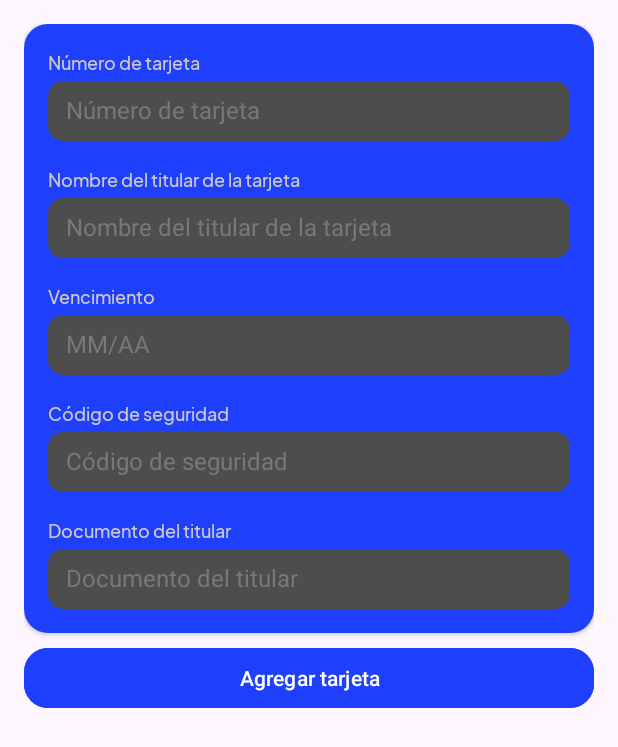
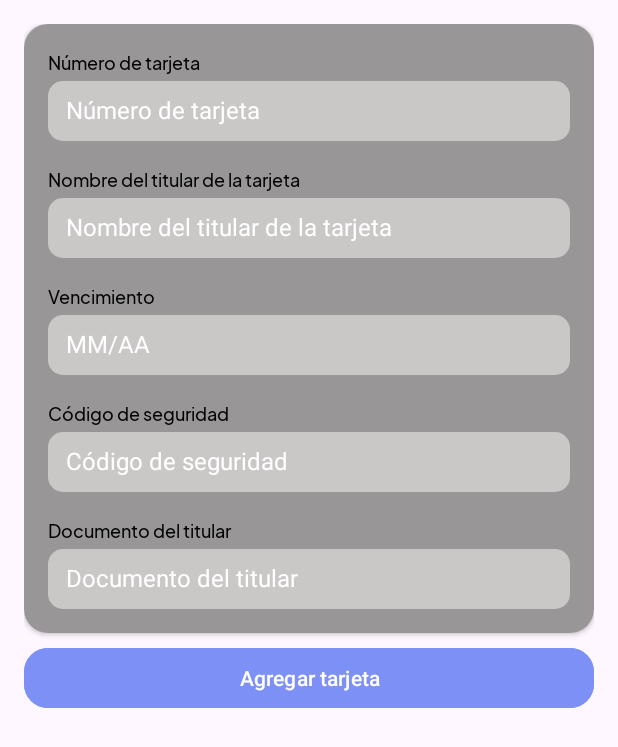
Before and after one commit to franco33333/EldarWallet, an Android app: the NewCardActivity screen opened directly, with no data from a screen before it, on a phone screen of 412 x 824 dp. Shown: the top 747 px of the screen. Run offline under Robolectric (Android 15) with nearby library versions, the phone set to English and light mode, and no system bars; pictures from the network do not load.

Commit message:
Colors changed

```diff
--- a/app/src/main/res/color/selector_button.xml
+++ b/app/src/main/res/color/selector_button.xml
@@ -1,5 +1,5 @@
 <?xml version="1.0" encoding="utf-8"?>
 <selector xmlns:android="http://schemas.android.com/apk/res/android">
-    <item android:color="@color/color_primary" android:state_enabled="true"/>
+    <item android:color="@color/color_secondary" android:state_enabled="true"/>
     <item android:color="@color/gray" android:state_enabled="false"/>
 </selector>
--- a/app/src/main/res/layout/activity_login.xml
+++ b/app/src/main/res/layout/activity_login.xml
@@ -22,7 +22,7 @@
         android:layout_height="40dp"
         style="@style/StyleButtonApp"
         android:layout_marginHorizontal="@dimen/margin_app"
-        android:backgroundTint="@color/edit_text"
+        android:backgroundTint="@color/gray"
         android:hint="@string/user_name"
         android:maxLength="20"
         android:textColorHint="@color/white"
@@ -38,7 +38,7 @@
         android:layout_height="40dp"
         style="@style/StyleButtonApp"
         android:layout_marginHorizontal="@dimen/margin_app"
-        android:backgroundTint="@color/edit_text"
+        android:backgroundTint="@color/gray"
         android:hint="@string/password"
         android:maxLength="20"
         android:textColorHint="@color/white"
@@ -55,7 +55,7 @@
         android:layout_height="50dp"
         style="@style/StyleButtonApp"
         android:layout_marginTop="54dp"
-        android:backgroundTint="@color/color_primary"
+        android:backgroundTint="@color/color_secondary"
         android:orientation="horizontal">
 
         <TextView
--- a/app/src/main/res/layout/activity_new_card.xml
+++ b/app/src/main/res/layout/activity_new_card.xml
@@ -17,14 +17,14 @@
             android:layout_width="match_parent"
             android:layout_height="wrap_content"
             android:padding="@dimen/margin_app"
-            android:background="@color/color_primary"
+            android:background="@color/gray"
             android:orientation="vertical">
 
             <TextView
                 android:layout_width="match_parent"
                 android:layout_height="wrap_content"
                 android:text="@string/card_number"
-                android:textColor="@color/edit_text_title"
+                android:textColor="@color/black"
                 android:textSize="12sp"
                 android:fontFamily="@font/plus_jakarta_sans_medium"/>
 
@@ -33,9 +33,9 @@
                 android:layout_width="match_parent"
                 android:layout_height="40dp"
                 style="@style/StyleButtonApp"
-                android:backgroundTint="@color/edit_text"
+                android:backgroundTint="@color/gray_light"
                 android:hint="@string/card_number"
-                android:textColorHint="@color/gray"
+                android:textColorHint="@color/white"
                 android:gravity="center_vertical"
                 android:paddingHorizontal="12dp"
                 android:textSize="16sp"
@@ -57,7 +57,7 @@
                 android:layout_width="match_parent"
                 android:layout_height="wrap_content"
                 android:text="@string/card_name"
-                android:textColor="@color/edit_text_title"
+                android:textColor="@color/black"
                 android:textSize="12sp"
                 android:layout_marginTop="@dimen/margin_app"
                 android:fontFamily="@font/plus_jakarta_sans_medium"/>
@@ -67,9 +67,9 @@
                 android:layout_width="match_parent"
                 android:layout_height="40dp"
                 style="@style/StyleButtonApp"
-                android:backgroundTint="@color/edit_text"
+                android:backgroundTint="@color/gray_light"
                 android:hint="@string/card_name"
-                android:textColorHint="@color/gray"
+                android:textColorHint="@color/white"
                 android:gravity="center_vertical"
                 android:paddingHorizontal="12dp"
                 android:textSize="16sp"
@@ -81,7 +81,7 @@
                 android:layout_width="match_parent"
                 android:layout_height="wrap_content"
                 android:text="@string/expiration_date"
-                android:textColor="@color/edit_text_title"
+                android:textColor="@color/black"
                 android:textSize="12sp"
                 android:layout_marginTop="@dimen/margin_app"
                 android:fontFamily="@font/plus_jakarta_sans_medium"/>
@@ -91,9 +91,9 @@
                 android:layout_width="match_parent"
                 android:layout_height="40dp"
                 style="@style/StyleButtonApp"
-                android:backgroundTint="@color/edit_text"
+                android:backgroundTint="@color/gray_light"
                 android:hint="@string/expiration_date_format"
-                android:textColorHint="@color/gray"
+                android:textColorHint="@color/white"
                 android:gravity="center_vertical"
                 android:paddingHorizontal="12dp"
                 android:textSize="16sp"
@@ -105,7 +105,7 @@
                 android:layout_width="match_parent"
                 android:layout_height="wrap_content"
                 android:text="@string/security_code"
-                android:textColor="@color/edit_text_title"
+                android:textColor="@color/black"
                 android:textSize="12sp"
                 android:layout_marginTop="@dimen/margin_app"
                 android:fontFamily="@font/plus_jakarta_sans_medium"/>
@@ -115,9 +115,9 @@
                 android:layout_width="match_parent"
                 android:layout_height="40dp"
                 style="@style/StyleButtonApp"
-                android:backgroundTint="@color/edit_text"
+                android:backgroundTint="@color/gray_light"
                 android:hint="@string/security_code"
-                android:textColorHint="@color/gray"
+                android:textColorHint="@color/white"
                 android:gravity="center_vertical"
                 android:paddingHorizontal="12dp"
                 android:textSize="16sp"
@@ -129,7 +129,7 @@
                 android:layout_width="match_parent"
                 android:layout_height="wrap_content"
                 android:text="@string/card_document"
-                android:textColor="@color/edit_text_title"
+                android:textColor="@color/black"
                 android:textSize="12sp"
                 android:layout_marginTop="@dimen/margin_app"
                 android:fontFamily="@font/plus_jakarta_sans_medium"/>
@@ -139,9 +139,9 @@
                 android:layout_width="match_parent"
                 android:layout_height="40dp"
                 style="@style/StyleButtonApp"
-                android:backgroundTint="@color/edit_text"
+                android:backgroundTint="@color/gray_light"
                 android:hint="@string/card_document"
-                android:textColorHint="@color/gray"
+                android:textColorHint="@color/white"
                 android:gravity="center_vertical"
                 android:paddingHorizontal="12dp"
                 android:textSize="16sp"
@@ -157,7 +157,7 @@
         android:id="@+id/btnAddCard"
         android:layout_width="match_parent"
         android:layout_height="wrap_content"
-        android:backgroundTint="@color/color_primary"
+        android:backgroundTint="@color/color_secondary"
         app:layout_constraintTop_toTopOf="parent"
         app:cornerRadius="@dimen/margin_app"
         android:layout_marginTop="6dp"
--- a/app/src/main/res/layout/item_card.xml
+++ b/app/src/main/res/layout/item_card.xml
@@ -16,7 +16,7 @@
             android:layout_width="match_parent"
             android:layout_height="wrap_content"
             android:padding="@dimen/margin_app"
-            android:background="@color/color_primary">
+            android:background="@color/color_secondary">
 
             <TextView
                 android:id="@+id/tvCardNumber"
--- a/app/src/main/res/values/colors.xml
+++ b/app/src/main/res/values/colors.xml
@@ -10,7 +10,7 @@
 
     <color name="color_primary">#1E40FD</color>
     <color name="color_secondary">#7D90F6</color>
-    <color name="gray">#797979</color>
+    <color name="gray">#989696</color>
     <color name="dark_gray">#4D4D4D</color>
     <color name="gray_light">#CAC7C7</color>
     <color name="edit_text">#4D4D4D</color>
```
Also changed, not shown: app/src/main/res/layout/activity_main.xml (+4 -4 lines), app/src/main/res/layout/activity_sign_up.xml (+13 -13 lines).
